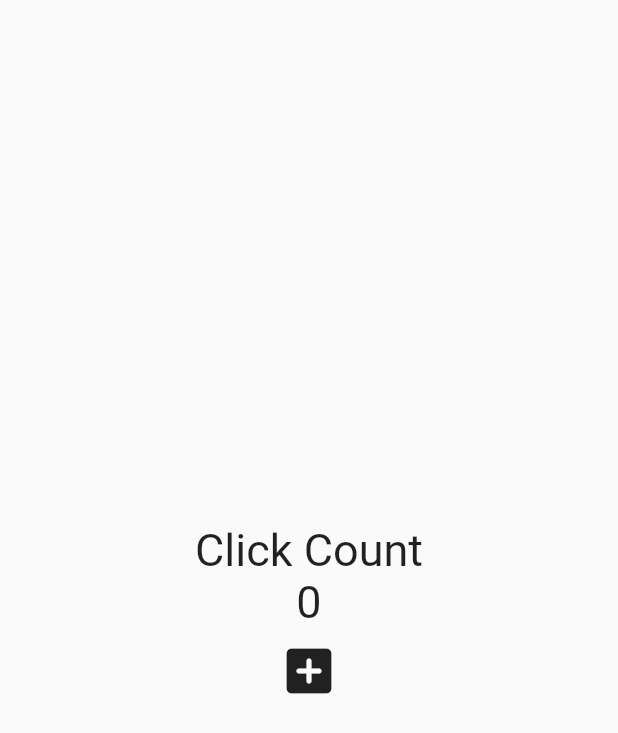
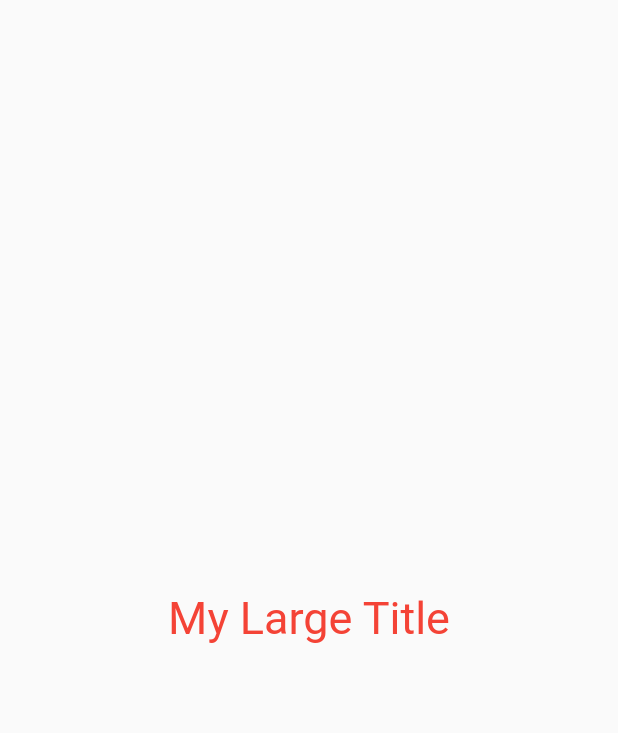
Before and after one commit to bigwave-cho/pomodoro, a Flutter app: the screen it shows after launch, on a phone screen of 412 x 824 dp. Shown: the top 733 px of the screen. Run offline on Flutter 3.47's test engine with Material 2 defaults, Android fonts, the phone set to English and light mode, and no system bars.

Commit message:
BuildContext: 먼 부모 스타일 가져오기

```diff
--- a/lib/main.dart
+++ b/lib/main.dart
@@ -4,58 +4,66 @@ void main() {
   runApp(App());
 }
 
-// stateless widget은 단지 UI를 리턴해주는 역할만을 한다.
-
-/* stateful widget은 state(상태)를 가진 위젯을 말한다.(실시간 데이터 반영)
-statefulWidget은 두가지 파트로 나뉘는데 하나는 상태가 없는 위젯
-하나는 State 위젯은 위젯에 들어갈 데이터와 UI를 넣는 곳.
-
-*/
-
-//state가 없는 위젯 자체
 class App extends StatefulWidget {
   @override
   State<App> createState() => _AppState();
 }
 
-//State 위젯은 데이터가 반영되면서 UI가 변화하는 곳.
 class _AppState extends State<App> {
-  // 아래 값을 변경하고 덮어쓸 예정이라 final을 붙이지 않는다.
-  // 또한 데이터는 단지 dart 클래스의 프로퍼티
-  int counter = 0;
+  List<int> numbers = [];
 
   void onClicked() {
-    //react의 useState처럼 상태 변경을 알려서 렌더링(build메서드 호출)을 발생시키는 setState함수가 필요
-    setState(() => {});
-    // 콜백 내에 아래 표현식을 넣어도 되고 걍 밖에 둬도 작동함.
-    counter = counter + 1;
+    setState(() => {numbers.add(numbers.length)});
   }
 
-// State 클래스는 위젯의 UI도 보유
   @override
   Widget build(BuildContext context) {
     return MaterialApp(
+      //flutter는 앱의 모든 스타일을 한 곳에 저장할 수 있는 기능을 제공
+      theme: ThemeData(
+        textTheme: const TextTheme(
+          titleLarge: TextStyle(
+            color: Colors.red,
+          ),
+        ),
+      ),
       home: Scaffold(
         body: Center(
-            child: Column(
-          mainAxisAlignment: MainAxisAlignment.center,
-          children: [
-            const Text(
-              'Click Count',
-              style: TextStyle(fontSize: 30),
-            ),
-            Text(
-              '$counter',
-              style: const TextStyle(fontSize: 30),
-            ),
-            IconButton(
-              iconSize: 40,
-              onPressed: onClicked,
-              icon: const Icon(Icons.add_box_rounded),
-            ),
-          ],
-        )),
+          child: Column(
+            mainAxisAlignment: MainAxisAlignment.center,
+            children: const [
+              MyLargeTitle(),
+            ],
+          ),
+        ),
       ),
     );
   }
 }
+
+class MyLargeTitle extends StatelessWidget {
+  const MyLargeTitle({
+    Key? key,
+  }) : super(key: key);
+
+  @override
+  Widget build(BuildContext context) {
+    // 자식 클래스는 BuildContext를 통해 부모 위젯의 theme 값에 접근 가능
+    // 사실상 MyLargeTitle 위젯은 column -> Center -> Scaffold를 지나서야(위젯트리참고)
+    // Material 위젯에 도달할 수 있음.
+    //context는 Text 위에 있는 모든 상위 요소들에 대한 정보.
+    //즉, context에는 위젯 트리에 대한 정보가 담겨있음.
+    return Text(
+      'My Large Title',
+      style: TextStyle(
+        fontSize: 30,
+        //Theme.of(context) : 위젯의 현재 위치를 제공
+        //ThemeData에 저장된 textTheme의 titleLarge의 color 값을 가져옴
+        color: Theme.of(context).textTheme.titleLarge?.color,
+      ),
+    );
+  }
+}
+
+// BuildContext는 위젯 트리에서 위젯의 위치를 제공하고
+// 이를 통해 상위 요소 데이터에 접근 가능하다.
```
